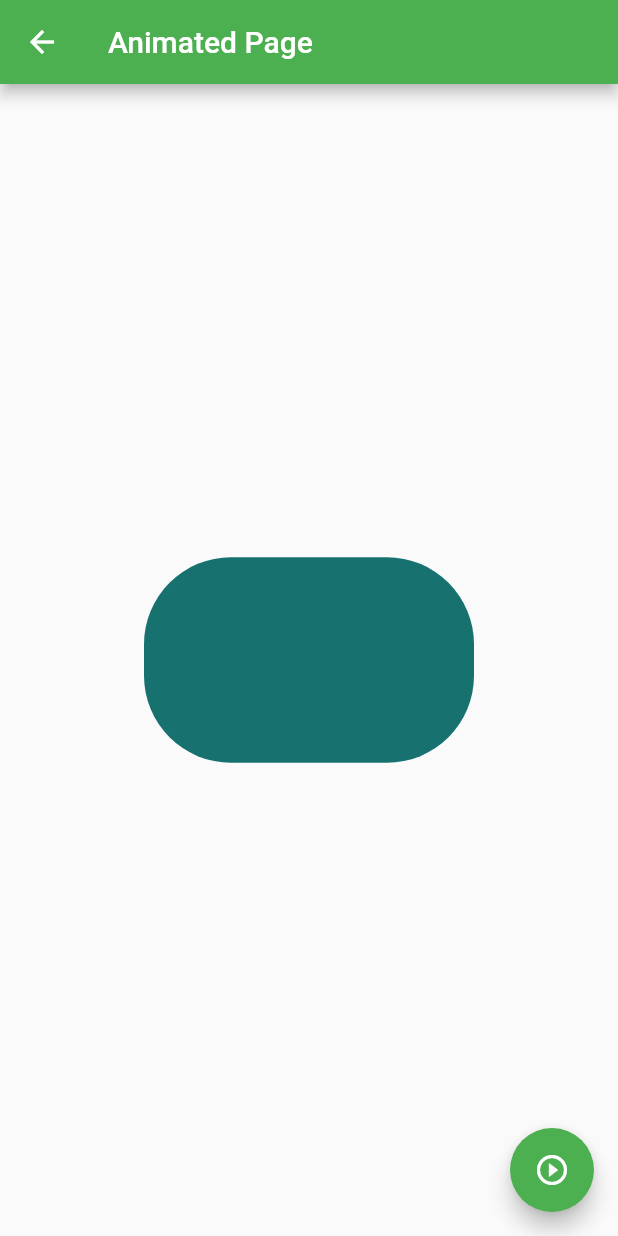
After one commit to Jhonsebas77/udemy-flutter-components, a Flutter app: the AnimatedContainerPage screen opened by its route, after a tap on the "play circle outline" icon, on a phone screen of 412 x 824 dp. The commit adds this screen. Run offline on Flutter 3.47's test engine with Material 2 defaults, Android fonts, the phone set to English and light mode, and no system bars.

Commit message:
Create a Animated container

```diff
--- a/Assets/json/menu_opts.json
+++ b/Assets/json/menu_opts.json
@@ -4,7 +4,7 @@
         {
             "ruta" : "alert",
             "icon" : "add_alert",
-            "texto": "Alertas"
+            "texto": "Alerts"
         },
         {
             "ruta" : "avatar",
@@ -14,7 +14,12 @@
         {
             "ruta" : "card",
             "icon" : "folder_open",
-            "texto": "Cards - Tarjetas"
+            "texto": "Cards"
+        },
+        {
+            "ruta" : "animated",
+            "icon" : "play_circle_fill",
+            "texto": "Animated container"
         }
     ]
 }
--- /dev/null
+++ b/lib/src/pages/animated_container.dart
@@ -0,0 +1,67 @@
+import 'dart:math';
+
+import 'package:flutter/material.dart';
+
+class AnimatedContainerPage extends StatefulWidget {
+  AnimatedContainerPage({Key key}) : super(key: key);
+
+  @override
+  _AnimatedContainerPageState createState() => _AnimatedContainerPageState();
+}
+
+class _AnimatedContainerPageState extends State<AnimatedContainerPage> {
+  double _width = 50.0;
+  double _height = 50.0;
+  Color _color = Colors.pink;
+  BorderRadiusGeometry _borderRadius = BorderRadius.circular(8.0);
+
+  @override
+  Widget build(BuildContext context) {
+    return Scaffold(
+      appBar: AppBar(
+        title: Text(
+          'Animated Page',
+        ),
+        backgroundColor: Colors.green,
+      ),
+      body: Center(
+        child: AnimatedContainer(
+          width: _width,
+          height: _height,
+          decoration: BoxDecoration(
+            borderRadius: _borderRadius,
+            color: _color,
+          ),
+          duration: Duration(
+            seconds: 1,
+          ),
+          curve: Curves.fastOutSlowIn,
+        ),
+      ),
+      floatingActionButton: FloatingActionButton(
+        backgroundColor: Colors.green,
+        onPressed: _changeForm,
+        child: Icon(
+          Icons.play_circle_outline,
+        ),
+      ),
+    );
+  }
+
+  void _changeForm() {
+    final random = Random();
+    setState(() {
+      _width = random.nextInt(300).toDouble();
+      _height = random.nextInt(300).toDouble();
+      _color = Color.fromRGBO(
+        random.nextInt(255),
+        random.nextInt(255),
+        random.nextInt(255),
+        1,
+      );
+      _borderRadius = BorderRadius.circular(
+        random.nextInt(100).toDouble(),
+      );
+    });
+  }
+}
--- a/lib/src/routes/routes.dart
+++ b/lib/src/routes/routes.dart
@@ -3,10 +3,12 @@
 import 'package:flutter_components_udemy/src/pages/alert_page/alert_page.dart';
 import 'package:flutter_components_udemy/src/pages/avatar_page/avatar_page.dart';
 import 'package:flutter_components_udemy/src/pages/card_page/card_page.dart';
+import 'package:flutter_components_udemy/src/pages/animated_container.dart';
 
 Map<String, WidgetBuilder> getApplicationRoutes() => <String, WidgetBuilder>{
       '/': (BuildContext context) => HomePage(),
       'alert': (BuildContext context) => AlertPage(),
       'avatar': (BuildContext context) => AvatarPage(),
       'card': (BuildContext context) => CardPage(),
+      'animated': (BuildContext context) => AnimatedContainerPage(),
     };
--- a/lib/src/utils/icon_string_util.dart
+++ b/lib/src/utils/icon_string_util.dart
@@ -4,6 +4,7 @@
   'add_alert': Icons.add_alert,
   'accessibility': Icons.accessibility,
   'folder_open': Icons.folder_open,
+  'play_circle_fill': Icons.play_circle_fill,
 };
 
 Icon getIcon(String nameIcon) => Icon(
```
